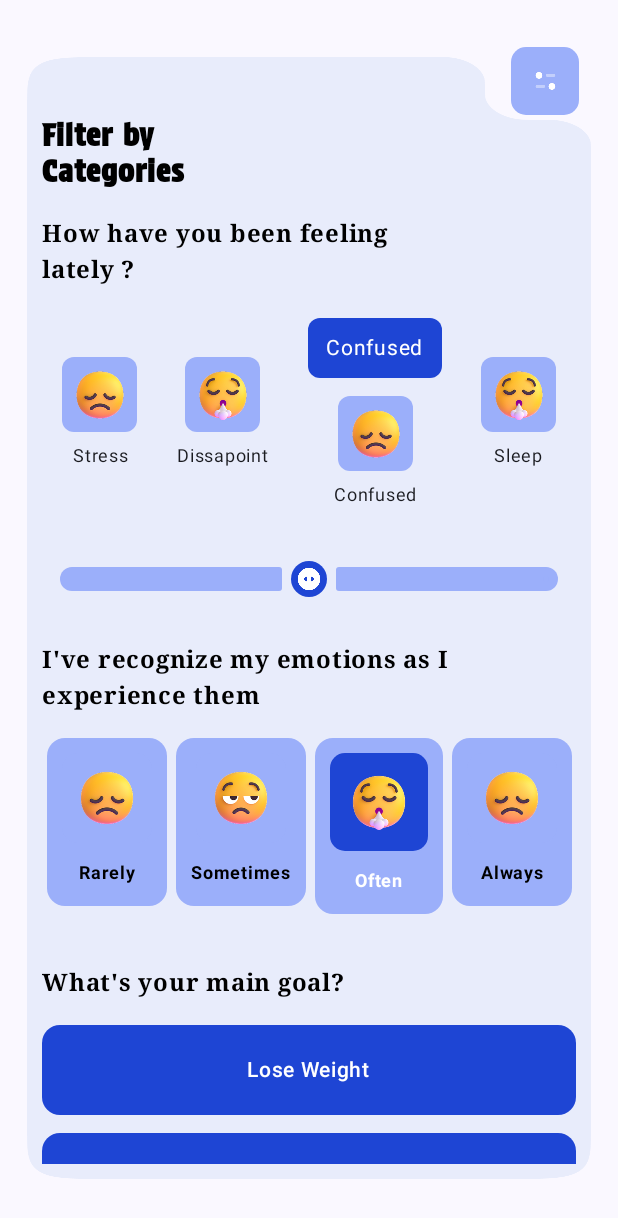
After one commit to Harsh-45saini/Zenpath, an Android app built with Jetpack Compose: the composable FilterSearchScreen shown on its own in the app's theme, on a phone screen of 412 x 824 dp. The commit adds this screen. Shown: the top 1218 px of the screen. Run offline under Robolectric (Android 15) with nearby library versions, the phone set to English and light mode, and no system bars.

Commit message:
Filter search screen

```diff
--- /dev/null
+++ b/app/src/main/java/com/example/zenpath/ui/filtersearch/FilterSearchScreen.kt
@@ -0,0 +1,386 @@
+package com.example.zenpath.ui.filtersearch
+
+import androidx.compose.foundation.Image
+import androidx.compose.foundation.background
+import androidx.compose.foundation.clickable
+import androidx.compose.foundation.layout.Arrangement
+import androidx.compose.foundation.layout.Box
+import androidx.compose.foundation.layout.Column
+import androidx.compose.foundation.layout.Row
+import androidx.compose.foundation.layout.Spacer
+import androidx.compose.foundation.layout.fillMaxSize
+import androidx.compose.foundation.layout.fillMaxWidth
+import androidx.compose.foundation.layout.height
+import androidx.compose.foundation.layout.offset
+import androidx.compose.foundation.layout.padding
+import androidx.compose.foundation.layout.size
+import androidx.compose.foundation.layout.width
+import androidx.compose.foundation.rememberScrollState
+import androidx.compose.foundation.shape.CircleShape
+import androidx.compose.foundation.shape.RoundedCornerShape
+import androidx.compose.foundation.verticalScroll
+import androidx.compose.material3.ExperimentalMaterial3Api
+import androidx.compose.material3.Slider
+import androidx.compose.material3.SliderDefaults
+import androidx.compose.material3.Text
+import androidx.compose.runtime.Composable
+import androidx.compose.runtime.getValue
+import androidx.compose.runtime.mutableIntStateOf
+import androidx.compose.runtime.mutableStateOf
+import androidx.compose.runtime.remember
+import androidx.compose.runtime.setValue
+import androidx.compose.ui.Alignment
+import androidx.compose.ui.Modifier
+import androidx.compose.ui.draw.clip
+import androidx.compose.ui.graphics.Color
+import androidx.compose.ui.layout.ContentScale
+import androidx.compose.ui.res.colorResource
+import androidx.compose.ui.res.painterResource
+import androidx.compose.ui.text.font.Font
+import androidx.compose.ui.text.font.FontFamily
+import androidx.compose.ui.text.font.FontWeight
+import androidx.compose.ui.text.style.TextAlign
+import androidx.compose.ui.tooling.preview.Preview
+import androidx.compose.ui.unit.dp
+import androidx.compose.ui.unit.sp
+import com.example.zenpath.R
+
+@Composable
+fun FilterSearchScreen() {
+    val protestStrike = FontFamily(
+        Font(R.font.protest_strike, FontWeight.Light),
+    )
+
+    // This Box is the single container for everything
+    Box(
+        modifier = Modifier.fillMaxSize()
+            .padding(horizontal = 18.dp , vertical = 38.dp)
+    ) {
+        // The background image fills the whole screen, without padding
+        Image(
+            painter = painterResource(id = R.drawable.bg_filtersearch),
+            contentDescription = null,
+            modifier = Modifier.fillMaxSize(),
+            contentScale = ContentScale.FillBounds// Use Crop to ensure it fills the space
+        )
+        // Your back arrow Box placed directly inside the main Box
+        Box(
+            modifier = Modifier
+                .align(Alignment.TopEnd) // Aligns this box to the top-right of its parent
+                .padding(horizontal = 18.dp, vertical = 38.dp) // Apply padding to the box itself
+                .size(45.dp)
+                .offset(x = 10.dp,y = -45.dp)
+                .clickable { /* Handle click event */ }
+                .clip(RoundedCornerShape(10.dp))
+                .background(colorResource(id = R.color.light_blue)),
+            contentAlignment = Alignment.Center
+        ) {
+            Image(
+                painter = painterResource(id = R.drawable.filter),
+                contentDescription = "Back Arrow",
+                modifier = Modifier.size(16.dp),
+                contentScale = ContentScale.Fit
+            )
+        }
+        // Place other UI elements here
+
+        Spacer(modifier = Modifier.height(16.dp))
+
+        // Column for the rest of the UI content
+        Column(
+            modifier = Modifier
+                .fillMaxSize()
+                .padding(horizontal   = 10.dp , vertical = 10.dp)
+                .verticalScroll(rememberScrollState())
+        ) {
+            // Your other UI elements go here, e.g., Text, other Composables
+            // For example:
+            Text(
+                text = "Filter by\nCategories",
+                fontSize = 20.sp,
+                fontWeight = FontWeight.Bold,
+                modifier = Modifier.padding(top = 30.dp),
+                fontFamily = protestStrike,
+                color = colorResource(id = R.color.black)
+            )
+
+
+            Text(
+                text = "How have you been feeling \n" +
+                        "lately ?",
+                fontSize = 16.sp,
+                fontWeight = FontWeight.Bold,
+                modifier = Modifier.padding(top = 18.dp),
+                fontFamily = FontFamily.Serif,
+                color = colorResource(id = R.color.black)
+            )
+            // Mood Selector UI added here
+            MoodSelector()
+
+            Text(
+                text = "I've recognize my emotions as I \n" +
+                        "experience them",
+                fontSize = 16.sp,
+                fontWeight = FontWeight.Bold,
+                modifier = Modifier.padding(top = 18.dp),
+                fontFamily = FontFamily.Serif,
+                color = colorResource(id = R.color.black)
+            )
+
+            Spacer(modifier = Modifier.height(16.dp))
+
+            MoodSelectorLayout()
+
+            Spacer(modifier = Modifier.height(16.dp))
+
+            Text(
+                text = "What's your main goal?",
+                fontSize = 16.sp,
+                fontWeight = FontWeight.Bold,
+                modifier = Modifier.padding(top = 18.dp),
+                fontFamily = FontFamily.Serif,
+                color = colorResource(id = R.color.black)
+            )
+
+            Spacer(modifier = Modifier.height(16.dp))
+
+            Column(
+                verticalArrangement = Arrangement.spacedBy(12.dp),
+                modifier = Modifier.fillMaxWidth()
+            ) {
+                GoalButton("Lose Weight")
+                GoalButton("Reduce Stress")
+                GoalButton("Improve Sleep")
+                GoalButton("Gain Confidence")
+                GoalButton("Save Changes")
+            }
+
+        }
+    }
+}
+
+@Composable
+fun GoalButton(text: String) {
+    Box(
+        modifier = Modifier
+            .fillMaxWidth()
+            .height(60.dp)
+            .background(
+                color = colorResource(id = R.color.blue),
+                shape = RoundedCornerShape(12.dp)
+            )
+            .padding(4.dp),
+        contentAlignment = Alignment.Center
+    ) {
+        Text(
+            text = text,
+            color = Color.White,
+            fontSize = 14.sp,
+            fontFamily = FontFamily.SansSerif,
+            fontWeight = FontWeight.SemiBold
+        )
+    }
+}
+
+
+// All MoodSelector related composables are now here
+// All MoodSelector related composables are now here
+@OptIn(ExperimentalMaterial3Api::class)
+@Composable
+fun MoodSelector() {
+    val moods = listOf("Stress", "Dissapoint", "Confused", "Sleep")
+    var selectedMoodIndex by remember { mutableIntStateOf(2) }
+    var sliderPosition by remember { mutableStateOf(0.5f) }
+
+    Column(
+        horizontalAlignment = Alignment.CenterHorizontally,
+        verticalArrangement = Arrangement.spacedBy(20.dp),
+        modifier = Modifier
+            .fillMaxWidth()
+            .padding(top = 20.dp) // Added padding to separate from text
+    ) {
+        // Mood Buttons
+        Row(
+            horizontalArrangement = Arrangement.SpaceAround,
+            verticalAlignment = Alignment.CenterVertically,
+            modifier = Modifier.fillMaxWidth()
+        ) {
+            moods.forEachIndexed { index, mood ->
+                MoodButton(
+                    mood = mood,
+                    isSelected = index == selectedMoodIndex,
+                    onMoodSelected = { selectedMoodIndex = index }
+                )
+            }
+        }
+
+        // Slider
+        Slider(
+            value = sliderPosition,
+            onValueChange = { sliderPosition = it },
+            modifier = Modifier.fillMaxWidth(),
+            colors = SliderDefaults.colors(
+                thumbColor = colorResource(id = R.color.blue),
+                activeTrackColor = colorResource(id = R.color.light_blue),
+                inactiveTrackColor = colorResource(id = R.color.light_blue),
+            ),
+            thumb = {
+                // Custom thumb composable
+                Box(
+                    modifier = Modifier
+                        .size(24.dp)
+                        .background(colorResource(id = R.color.blue), CircleShape),
+                    contentAlignment = Alignment.Center
+                ) {
+                    Image(
+                        painter = painterResource(id = R.drawable.slide_arrow),
+                        contentDescription = "Slider Arrows",
+                        modifier = Modifier.size(16.dp)
+                    )
+                }
+            }
+        )
+    }
+}
+
+@Composable
+fun MoodButton(mood: String, isSelected: Boolean, onMoodSelected: (String) -> Unit) {
+    Column(
+        horizontalAlignment = Alignment.CenterHorizontally,
+        verticalArrangement = Arrangement.spacedBy(4.dp),
+        modifier = Modifier.clickable { onMoodSelected(mood) }
+    ) {
+        if (isSelected) {
+            // Speech Bubble
+            Box(
+                contentAlignment = Alignment.BottomCenter,
+                modifier = Modifier
+                    .padding(bottom = 8.dp)
+            ) {
+                Box(
+                    modifier = Modifier
+                        .clip(RoundedCornerShape(8.dp))
+                        .background(colorResource(id = R.color.blue))
+                        .padding(horizontal = 12.dp, vertical = 8.dp),
+                    contentAlignment = Alignment.Center
+                ) {
+                    Text(text = mood, color = Color.White, fontSize = 14.sp)
+                }
+                // Pointer of the speech bubble
+                Box(
+                    modifier = Modifier
+                        .width(10.dp)
+                        .height(6.dp)
+                        .background(colorResource(id = R.color.blue))
+                        .clip(RoundedCornerShape(bottomStartPercent = 50, bottomEndPercent = 50))
+                )
+            }
+        }
+
+        // Emoji Container
+        Box(
+            modifier = Modifier
+                .size(50.dp)
+                .background(colorResource(id = R.color.light_blue), RoundedCornerShape(8.dp)),
+            contentAlignment = Alignment.Center
+        ) {
+            Image(
+                painter = painterResource(id = getEmojiResource(mood)),
+                contentDescription = mood,
+                modifier = Modifier.size(36.dp)
+            )
+        }
+        Text(text = mood, fontSize = 12.sp, textAlign = TextAlign.Center)
+    }
+}
+
+fun getEmojiResource(mood: String): Int {
+    return when (mood) {
+        "Stress" -> R.drawable.disappointed
+        "Dissapoint" -> R.drawable.relieved
+        "Confused" -> R.drawable.disappointed
+        "Sleep" -> R.drawable.relieved
+        else -> 0
+    }
+}
+
+// Below are the new composables to add
+//---------------------------------------------------------
+
+@Composable
+fun MoodSelectorLayout() {
+    var selectedIndex by remember { mutableIntStateOf(2) } // 'Often' is selected by default
+
+    val options = listOf(
+        "Rarely" to R.drawable.disappointed,
+        "Sometimes" to R.drawable.stress_relief,
+        "Often" to R.drawable.relieved,
+        "Always" to R.drawable.disappointed
+    )
+
+    Row(
+        modifier = Modifier
+            .fillMaxWidth(),
+        horizontalArrangement = Arrangement.SpaceAround,
+        verticalAlignment = Alignment.Top
+    ) {
+        options.forEachIndexed { index, (label, emoji) ->
+            MoodButtonNew(
+                label = label,
+                emojiResourceId = emoji,
+                isSelected = index == selectedIndex,
+                onClick = { selectedIndex = index }
+            )
+        }
+    }
+}
+
+@Composable
+fun MoodButtonNew(
+    modifier: Modifier = Modifier,
+    label: String,
+    emojiResourceId: Int,
+    isSelected: Boolean,
+    onClick: () -> Unit
+) {
+    val containerColor = if (isSelected) colorResource(id = R.color.light_blue) else colorResource(id = R.color.light_blue)
+    val contentColor = if (isSelected) Color.White else Color.Black
+    val emojiBgColor = if (isSelected) colorResource(id = R.color.blue) else colorResource(id = R.color.light_blue)
+    val emojiSize = if (isSelected) 65.dp else 60.dp
+
+    Column(
+        modifier = modifier
+            .clip(RoundedCornerShape(12.dp))
+            .background(containerColor)
+            .clickable(onClick = onClick)
+            .padding(10.dp),
+        horizontalAlignment = Alignment.CenterHorizontally
+    ) {
+        Box(
+            modifier = Modifier
+                .size(emojiSize)
+                .clip(RoundedCornerShape(10.dp))
+                .background(emojiBgColor),
+            contentAlignment = Alignment.Center
+        ) {
+            Image(
+                painter = painterResource(id = emojiResourceId),
+                contentDescription = label,
+                modifier = Modifier.size(40.dp)
+            )
+        }
+        Text(
+            text = label,
+            fontSize = 12.sp,
+            fontWeight = FontWeight.Bold,
+            color = contentColor,
+            modifier = Modifier.padding(top = 8.dp)
+        )
+    }
+}
+
+@Preview(showBackground = true)
+@Composable
+fun FilterSearchScreenPreview() {
+    FilterSearchScreen()
+}
--- a/app/src/main/java/com/example/zenpath/ui/home/HomeScreen.kt
+++ b/app/src/main/java/com/example/zenpath/ui/home/HomeScreen.kt
@@ -1,6 +1,5 @@
 package com.example.zenpath.ui.home
 
-import android.R.attr.translationX
 import android.util.Log
 import androidx.compose.animation.core.LinearEasing
 import androidx.compose.animation.core.RepeatMode
@@ -13,8 +12,6 @@ import coil.compose.AsyncImage
 import com.example.zenpath.ui.navigation.Screen
 import androidx.compose.foundation.border
 import androidx.compose.animation.core.tween
-import androidx.compose.animation.slideInVertically
-import androidx.compose.animation.slideOutVertically
 import androidx.compose.foundation.clickable
 import androidx.compose.ui.graphics.toArgb
 import androidx.compose.foundation.layout.*
@@ -63,7 +60,6 @@ import com.example.zenpath.ui.viewmodel.HomeViewModel
 import kotlinx.coroutines.delay
 import com.example.zenpath.data.model.Category
 import com.example.zenpath.data.model.Practice
-import com.example.zenpath.ui.mostpopular.MostPopular
 
 @OptIn(ExperimentalMaterial3Api::class)
 @Composable
--- a/app/src/main/java/com/example/zenpath/ui/viewmodel/HomeViewModel.kt
+++ b/app/src/main/java/com/example/zenpath/ui/viewmodel/HomeViewModel.kt
@@ -47,7 +47,7 @@ class HomeViewModel(
         val token = prefManager.getToken()
         Log.d("loadDashboard", "Token used: $token")
 
-        repository = DashboardRepository(token) // ✅ inject token here
+        repository = DashboardRepository(token)
 
         repository?.getDashboardData()?.enqueue(object : Callback<DashboardResponse> {
             override fun onResponse(call: Call<DashboardResponse>, response: Response<DashboardResponse>) {
```
Also changed, not shown: app/src/main/res/drawable/bg_filtersearch.png (added), app/src/main/res/drawable/slide_arrow.png (added).
